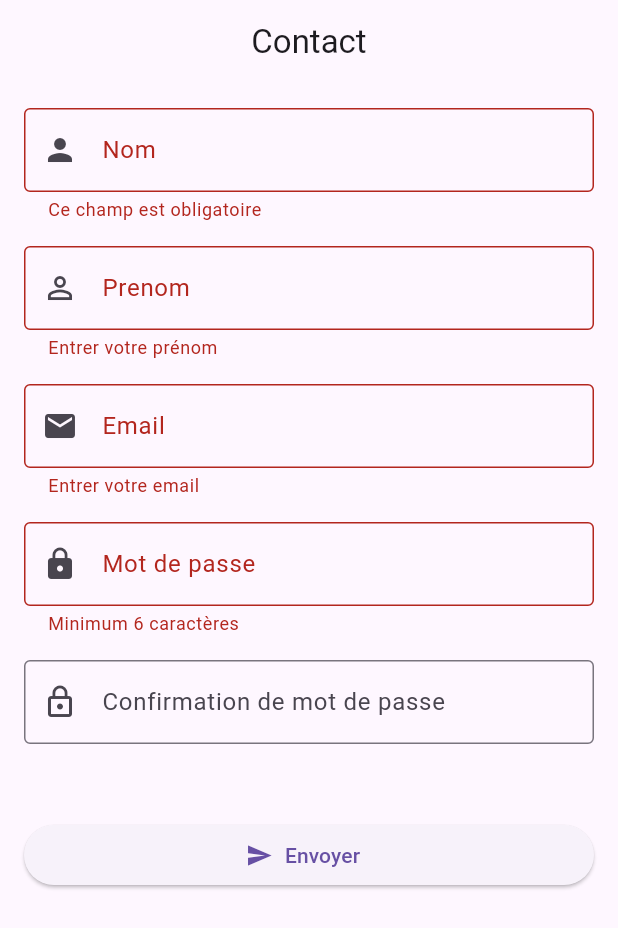
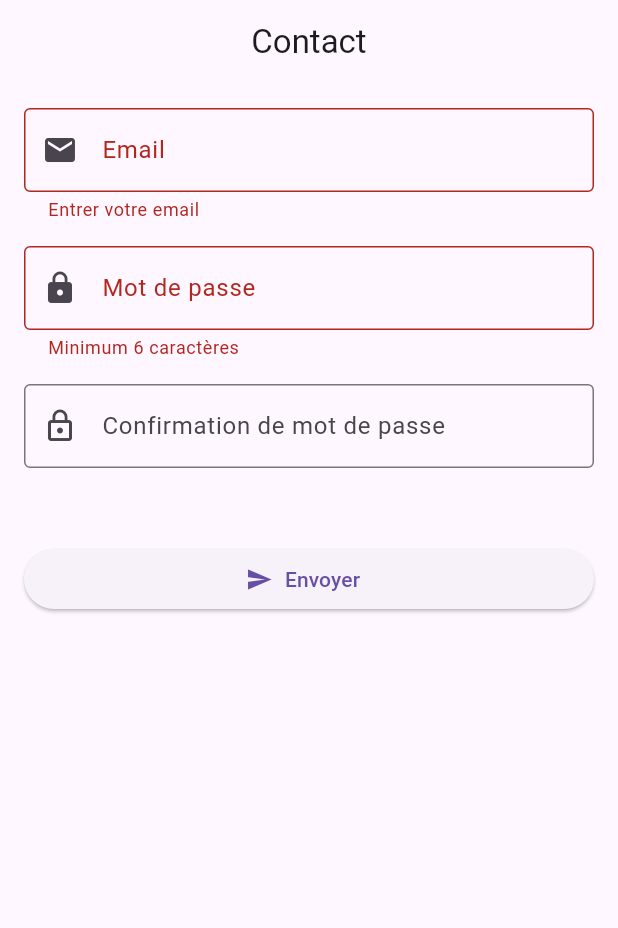
Before and after one commit to Moussa-coder/formulaire_de_connexion-avec-flutter, a Flutter app: the screen it shows after launch, after a tap on "Envoyer", on a phone screen of 412 x 824 dp. Shown: the top 928 px of the screen. Run offline on Flutter 3.47's test engine with Material 3 defaults, Android fonts, the phone set to English and light mode, and no system bars.

Commit message:
Suppression du champ Nom et Prenom

```diff
--- a/mon_projet/lib/Connexion.dart
+++ b/mon_projet/lib/Connexion.dart
@@ -28,38 +28,6 @@ class _ConnexionState extends State<Connexion> {
           key: _formKey,
           child: ListView(
             children: [
-              // Champ Nom
-              TextFormField(
-                decoration: const InputDecoration(
-                  labelText: 'Nom',
-                  prefixIcon: Icon(Icons.person),
-                  border: OutlineInputBorder(),
-                ),
-                validator: (value) {
-                  if (value == null || value.isEmpty) {
-                    return 'Ce champ est obligatoire';
-                  }
-                  return null;
-                },
-              ),
-              const SizedBox(height: 16),
-
-              // Champ Prenom
-              TextFormField(
-                decoration: const InputDecoration(
-                  labelText: 'Prenom',
-                  prefixIcon: Icon(Icons.person_outline),
-                  border: OutlineInputBorder(),
-                ),
-                validator:
-                    (value) =>
-                        value == null || value.isEmpty
-                            ? 'Entrer votre prénom'
-                            : null,
-                onSaved: (value) => prenom = value!,
-              ),
-              const SizedBox(height: 16),
-
               // Champ Email
               TextFormField(
                 decoration: const InputDecoration(
```
